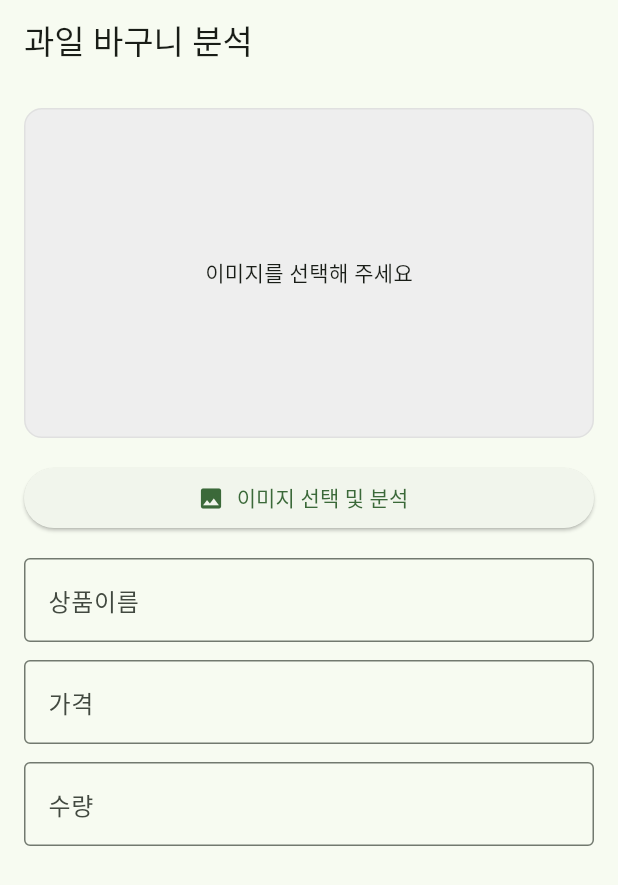
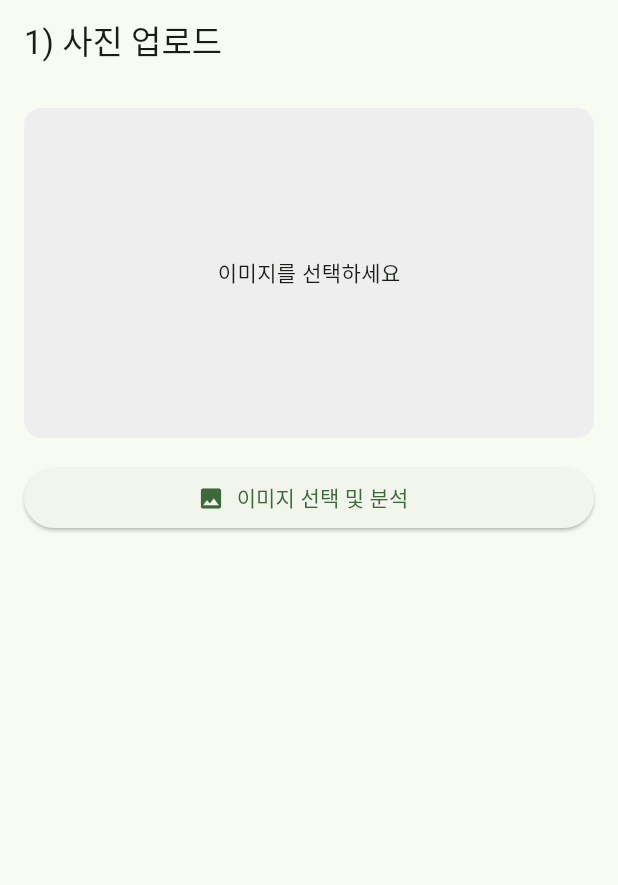
Before and after one commit to khtml-hackathon/yeoriggun-ai, a Flutter app: the screen it shows after launch, after a tap on "이미지 선택 및 분석", on a phone screen of 412 x 824 dp. Shown: the top 885 px of the screen. Run offline on Flutter 3.47's test engine with Material 3 defaults, Android fonts, the phone set to English and light mode, and no system bars; our stand-ins replace image_picker; missing offline and left inert: record.

Commit message:
feat(mobile): 3-step flow (photo→record→result), API client, recording perms

```diff
--- a/mobile/lib/main.dart
+++ b/mobile/lib/main.dart
@@ -1,5 +1,7 @@
 import 'package:flutter/material.dart';
-import 'analyze_screen.dart';
+import 'package:provider/provider.dart';
+import 'state/session_state.dart';
+import 'screens/upload_photo_screen.dart';
 
 void main() {
   runApp(const MyApp());
@@ -11,13 +13,16 @@ class MyApp extends StatelessWidget {
   // This widget is the root of your application.
   @override
   Widget build(BuildContext context) {
-    return MaterialApp(
-      title: 'Yeoriggun AI',
-      theme: ThemeData(
-        colorScheme: ColorScheme.fromSeed(seedColor: Colors.green),
-        useMaterial3: true,
+    return ChangeNotifierProvider(
+      create: (_) => SessionState(),
+      child: MaterialApp(
+        title: 'Yeoriggun AI',
+        theme: ThemeData(
+          colorScheme: ColorScheme.fromSeed(seedColor: Colors.green),
+          useMaterial3: true,
+        ),
+        home: const UploadPhotoScreen(apiBase: 'http://localhost:3000'),
       ),
-      home: const AnalyzeScreen(),
     );
   }
 }
--- /dev/null
+++ b/mobile/lib/models/stt_result.dart
@@ -0,0 +1,13 @@
+class SttResult {
+  final String text;
+  final String summary;
+
+  SttResult({required this.text, required this.summary});
+
+  factory SttResult.fromJson(Map<String, dynamic> json) {
+    return SttResult(
+      text: (json['text'] ?? '').toString(),
+      summary: (json['summary'] ?? '').toString(),
+    );
+  }
+}
--- /dev/null
+++ b/mobile/lib/screens/upload_photo_screen.dart
@@ -0,0 +1,90 @@
+import 'dart:io';
+
+import 'package:flutter/material.dart';
+import 'package:image_picker/image_picker.dart';
+import 'package:provider/provider.dart';
+
+import '../services/api_client.dart';
+import '../state/session_state.dart';
+import 'record_audio_screen.dart';
+
+class UploadPhotoScreen extends StatefulWidget {
+  const UploadPhotoScreen({super.key, required this.apiBase});
+
+  final String apiBase;
+
+  @override
+  State<UploadPhotoScreen> createState() => _UploadPhotoScreenState();
+}
+
+class _UploadPhotoScreenState extends State<UploadPhotoScreen> {
+  final ImagePicker _picker = ImagePicker();
+  bool _loading = false;
+  String? _error;
+
+  Future<void> _pickAndAnalyze() async {
+    setState(() { _error = null; });
+    final XFile? picked = await _picker.pickImage(source: ImageSource.gallery, imageQuality: 95);
+    if (picked == null) return;
+
+    final file = File(picked.path);
+    final state = context.read<SessionState>();
+    state.setImage(file);
+
+    setState(() { _loading = true; });
+    try {
+      final api = ApiClient(widget.apiBase);
+      final result = await api.analyzeImage(file);
+      state.setAnalyzeResult(result);
+      if (!mounted) return;
+      Navigator.of(context).push(
+        MaterialPageRoute(builder: (_) => RecordAudioScreen(apiBase: widget.apiBase)),
+      );
+    } catch (e) {
+      setState(() { _error = e.toString(); });
+    } finally {
+      if (mounted) setState(() { _loading = false; });
+    }
+  }
+
+  @override
+  Widget build(BuildContext context) {
+    final img = context.watch<SessionState>().selectedImage;
+    return Scaffold(
+      appBar: AppBar(title: const Text('1) 사진 업로드')),
+      body: Padding(
+        padding: const EdgeInsets.all(16),
+        child: Column(
+          crossAxisAlignment: CrossAxisAlignment.stretch,
+          children: [
+            if (img != null)
+              ClipRRect(
+                borderRadius: BorderRadius.circular(12),
+                child: Image.file(img, height: 220, fit: BoxFit.cover),
+              )
+            else
+              Container(
+                height: 220,
+                alignment: Alignment.center,
+                decoration: BoxDecoration(
+                  color: Colors.grey.shade200,
+                  borderRadius: BorderRadius.circular(12),
+                ),
+                child: const Text('이미지를 선택하세요'),
+              ),
+            const SizedBox(height: 16),
+            ElevatedButton.icon(
+              onPressed: _loading ? null : _pickAndAnalyze,
+              icon: const Icon(Icons.photo),
+              label: Text(_loading ? '분석 중...' : '이미지 선택 및 분석'),
+            ),
+            if (_error != null) ...[
+              const SizedBox(height: 12),
+              Text(_error!, style: const TextStyle(color: Colors.red)),
+            ],
+          ],
+        ),
+      ),
+    );
+  }
+}
--- /dev/null
+++ b/mobile/lib/state/session_state.dart
@@ -0,0 +1,34 @@
+import 'dart:io';
+
+import 'package:flutter/foundation.dart';
+import '../models/analyze_result.dart';
+import '../models/stt_result.dart';
+
+class SessionState extends ChangeNotifier {
+  File? selectedImage;
+  AnalyzeResult? analyzeResult;
+  File? recordedAudio;
+  SttResult? sttResult;
+
+  void setImage(File file) {
+    selectedImage = file;
+    analyzeResult = null;
+    notifyListeners();
+  }
+
+  void setAnalyzeResult(AnalyzeResult result) {
+    analyzeResult = result;
+    notifyListeners();
+  }
+
+  void setAudio(File file) {
+    recordedAudio = file;
+    sttResult = null;
+    notifyListeners();
+  }
+
+  void setSttResult(SttResult result) {
+    sttResult = result;
+    notifyListeners();
+  }
+}
--- a/mobile/pubspec.yaml
+++ b/mobile/pubspec.yaml
@@ -30,6 +30,7 @@ environment:
 dependencies:
   http: ^1.2.2
   image_picker: ^1.1.2
+  record: ^5.1.1
   flutter:
     sdk: flutter
 
```
Also changed, not shown: mobile/lib/models/analyze_result.dart (added, +29 -0 lines), mobile/lib/screens/record_audio_screen.dart (added, +94 -0 lines), mobile/lib/screens/result_screen.dart (added, +67 -0 lines), mobile/lib/services/api_client.dart (added, +40 -0 lines), mobile/lib/services/audio_recorder.dart (added, +34 -0 lines), mobile/pubspec.lock, 8 other files.
